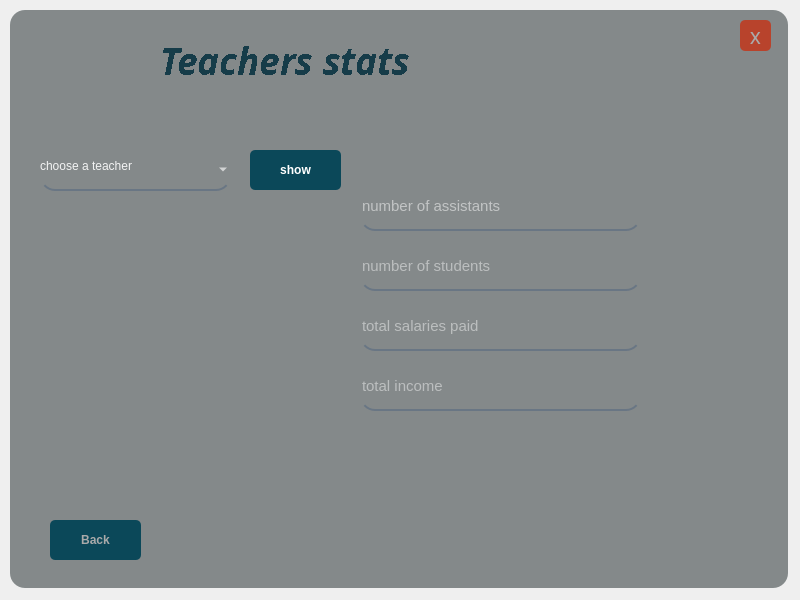
First picture: the form in UIs/teacher_stats.ui, repository IxBahy/EDU-center-system, before the edit.
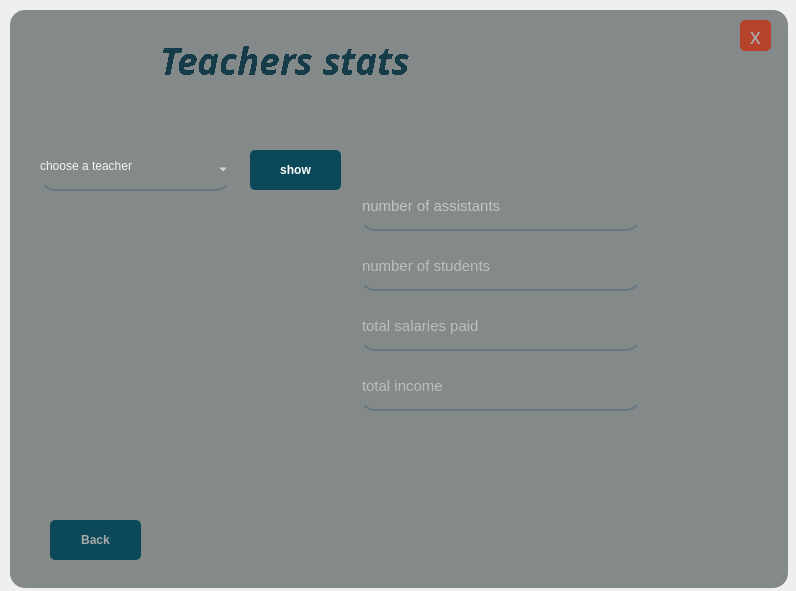
Second picture: the form after the edit.

The edit to the form file:
```diff
--- a/UIs/teacher_stats.ui
+++ b/UIs/teacher_stats.ui
@@ -6,8 +6,8 @@
    <rect>
     <x>0</x>
     <y>0</y>
-    <width>800</width>
-    <height>600</height>
+    <width>796</width>
+    <height>591</height>
    </rect>
   </property>
   <property name="windowTitle">
```
